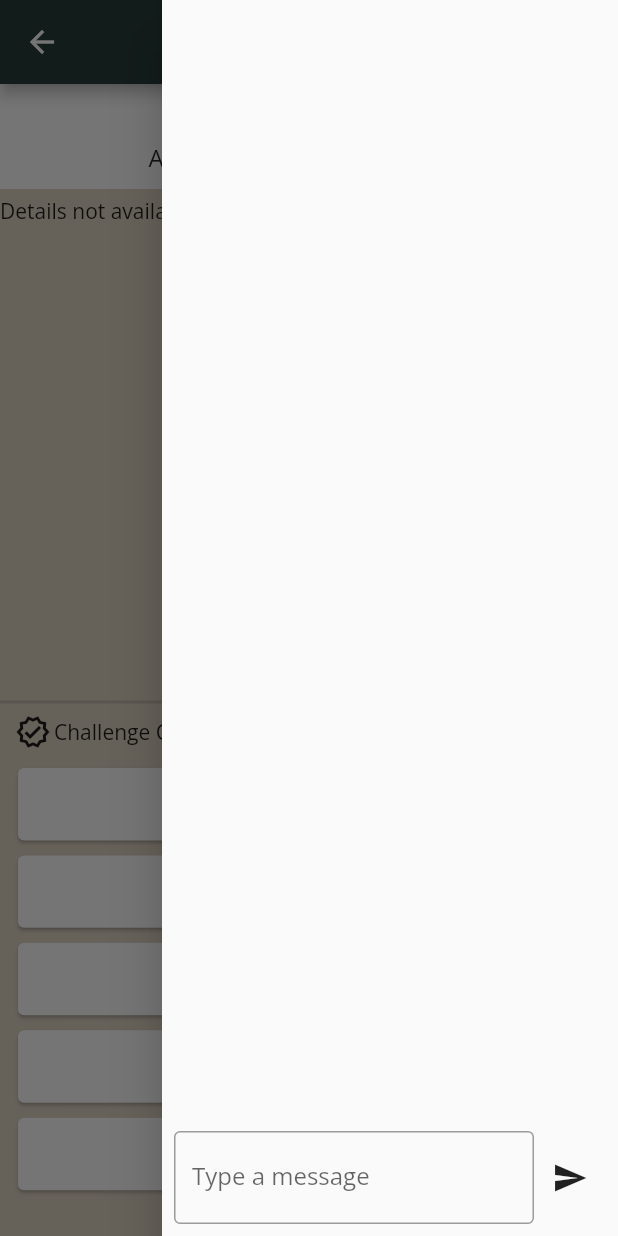
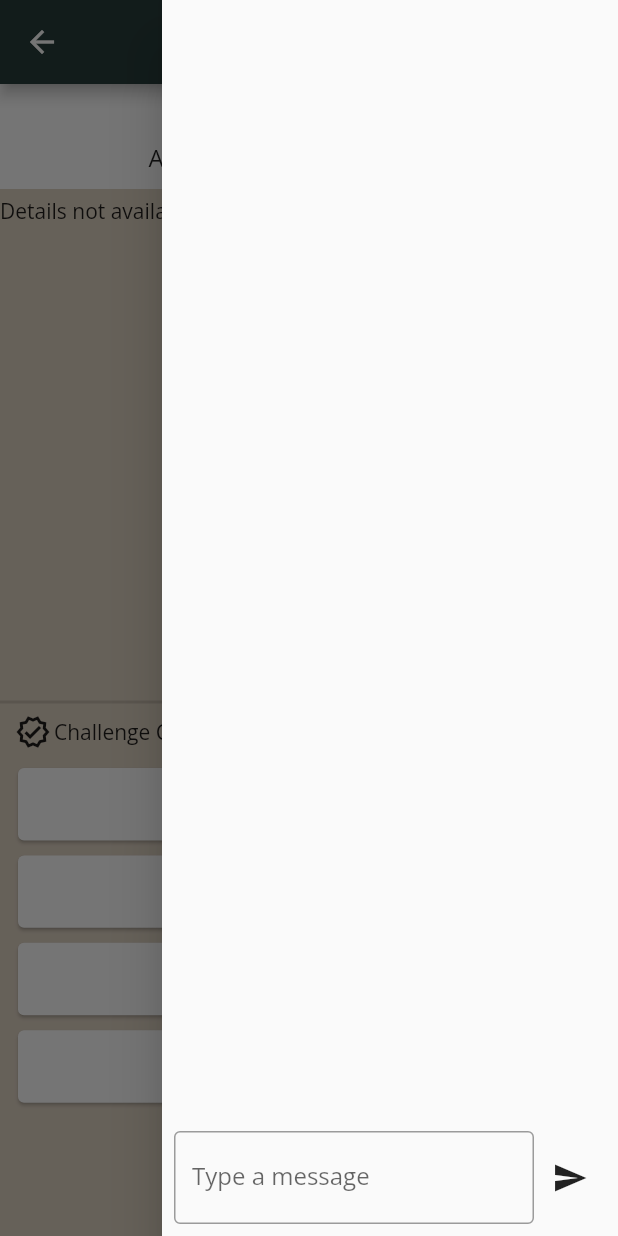
Before and after one commit to T-Pirozzini/ride_tide_stride, a Flutter app: the TeamTraversePage screen opened directly with empty values, in the side drawer, after a tap on the "send" icon, on a phone screen of 412 x 824 dp. Run offline on Flutter 3.47's test engine with Material 3 defaults, Android fonts, the light colour scheme and no system bars; our stand-ins replace cloud_firestore, firebase_auth, firebase_core, fl_chart, flutter_colorpicker, flutter_countdown_timer and 7 more; missing offline and left inert: flutter_polyline_points, mailto, strava_client; accounts and stored records are empty.

Commit message:
display activities on tile click in Team Traverse to indicate which activities add up to the distance total

```diff
--- /dev/null
+++ b/lib/Components/activity_icons.dart
@@ -0,0 +1,35 @@
+import 'package:flutter/material.dart';
+
+final activityIcons = {
+  'Run': Icons.directions_run_outlined,
+  'Ride': Icons.directions_bike_outlined,
+  'Swim': Icons.pool_outlined,
+  'Walk': Icons.directions_walk_outlined,
+  'Hike': Icons.terrain_outlined,
+  'AlpineSki': Icons.snowboarding_outlined,
+  'BackcountrySki': Icons.snowboarding_outlined,
+  'Canoeing': Icons.kayaking_outlined,
+  'Crossfit': Icons.fitness_center_outlined,
+  'EBikeRide': Icons.electric_bike_outlined,
+  'Elliptical': Icons.fitness_center_outlined,
+  'Handcycle': Icons.directions_bike_outlined,
+  'IceSkate': Icons.ice_skating_outlined,
+  'InlineSkate': Icons.ice_skating_outlined,
+  'Kayaking': Icons.kayaking_outlined,
+  'Kitesurf': Icons.kitesurfing_outlined,
+  'NordicSki': Icons.snowboarding_outlined,
+  'RockClimbing': Icons.terrain_outlined,
+  'RollerSki': Icons.directions_bike_outlined,
+  'Rowing': Icons.kayaking_outlined,
+  'Snowboard': Icons.snowboarding_outlined,
+  'Snowshoe': Icons.snowshoeing_outlined,
+  'StairStepper': Icons.fitness_center_outlined,
+  'StandUpPaddling': Icons.kayaking_outlined,
+  'Surfing': Icons.surfing_outlined,
+  'VirtualRide': Icons.directions_bike_outlined,
+  'VirtualRun': Icons.directions_run_outlined,
+  'WeightTraining': Icons.fitness_center_outlined,
+  'Windsurf': Icons.surfing_outlined,
+  'Workout': Icons.fitness_center_outlined,
+  'Yoga': Icons.fitness_center_outlined,
+};
--- a/lib/Pages/mtn_scramble_page.dart
+++ b/lib/Pages/mtn_scramble_page.dart
@@ -92,11 +92,9 @@
       Colors.blueAccent,
       Colors.orangeAccent,
       Colors.purpleAccent,
+      Colors.cyanAccent,
       Colors.pinkAccent,
-      Colors.tealAccent,
       Colors.amberAccent,
-      Colors.cyanAccent,
-      Colors.limeAccent,
     ];
     int colorIndex = 0;
 
@@ -513,7 +511,7 @@
                   }
 
                   // Ensure we display up to 10 slots, showing "Empty Slot" as needed
-                  int itemCount = max(10, widget.participantsEmails.length);
+                  int itemCount = max(8, widget.participantsEmails.length);
                   return GridView.builder(
                     gridDelegate: SliverGridDelegateWithFixedCrossAxisCount(
                       crossAxisCount: 2, // Number of columns
--- a/lib/Pages/strava_page.dart
+++ b/lib/Pages/strava_page.dart
@@ -599,7 +599,7 @@
                                       'Welcome to R.T.S!',
                                       style: TextStyle(
                                         color: Color(0xFF283D3B),
-                                        fontSize: 16,
+                                        fontSize: 18,
                                         fontWeight: FontWeight.bold,
                                       ),
                                     ),
@@ -773,8 +773,7 @@
                             Center(
                               child: Material(
                                 elevation: 2,
-                                borderRadius: BorderRadius.circular(
-                                    10.0),
+                                borderRadius: BorderRadius.circular(10.0),
                                 color: Color(0xFF283D3B),
                                 child: InkWell(
                                   onTap: () {
--- a/lib/Pages/team_traverse_page.dart
+++ b/lib/Pages/team_traverse_page.dart
@@ -6,6 +6,7 @@
 import 'package:google_fonts/google_fonts.dart';
 import 'package:intl/intl.dart';
 import 'package:lottie/lottie.dart';
+import 'package:ride_tide_stride/components/activity_icons.dart';
 import 'package:ride_tide_stride/models/chat_message.dart';
 import 'package:ride_tide_stride/pages/chat_widget.dart';
 
@@ -46,10 +47,10 @@
 
   void _sendMessage(String messageText) async {
     if (messageText.isEmpty) {
-      return; // Avoid sending empty messages
+      return;
     }
     final messageData = {
-      'time': FieldValue.serverTimestamp(), // Firestore server timestamp
+      'time': FieldValue.serverTimestamp(),
       'user': currentUser?.email ?? 'Anonymous',
       'message': messageText
     };
@@ -78,8 +79,7 @@
         .collection('Challenges')
         .doc(widget.challengeId)
         .collection('messages')
-        .orderBy('time',
-            descending: true) // Assuming 'time' is your timestamp field
+        .orderBy('time', descending: true)
         .snapshots();
   }
 
@@ -93,11 +93,9 @@
       Colors.blueAccent,
       Colors.orangeAccent,
       Colors.purpleAccent,
+      Colors.cyanAccent,
       Colors.pinkAccent,
-      Colors.tealAccent,
       Colors.amberAccent,
-      Colors.cyanAccent,
-      Colors.limeAccent,
     ];
     int colorIndex = 0;
 
@@ -156,27 +154,6 @@
 
     return participantDistances;
   }
-
-  //     var activitiesSnapshot = await FirebaseFirestore.instance
-  //         .collection('activities')
-  //         .where('user_email', isEqualTo: email)
-  //         .where('timestamp',
-  //             isGreaterThanOrEqualTo: Timestamp.fromDate(adjustedStartDate))
-  //         .where('timestamp', isLessThanOrEqualTo: Timestamp.fromDate(endDate))
-  //         .get();
-
-  //     for (var doc in activitiesSnapshot.docs) {
-  //       DateTime activityDate = (doc.data()['timestamp'] as Timestamp).toDate();
-  //       print("Activity Timestamp for $email: $activityDate");
-  //       totalDistance += (doc.data()['distance'] as num).toDouble();
-  //     }
-  //     participantDistances[email] = totalDistance;
-
-  //     participantColors[email] = colors[colorIndex % colors.length];
-  //     colorIndex++;
-  //   }
-  //   return participantDistances;
-  // }
 
   Widget buildPieChart(Map<String, double> participantDistances) {
     double totalDistance =
@@ -306,6 +283,91 @@
           actions: <Widget>[
             TextButton(
               child: const Text("OK"),
+              onPressed: () {
+                Navigator.of(context).pop();
+              },
+            ),
+          ],
+        );
+      },
+    );
+  }
+
+  Future<void> showUserActivitiesDialog(String userEmail) async {
+    DateTime startDate = widget.startDate.toDate();
+    DateTime adjustedStartDate =
+        DateTime(startDate.year, startDate.month, startDate.day);
+    DateTime endDate = adjustedStartDate.add(Duration(days: 30));
+    // Fetch activities for the given user email
+    QuerySnapshot activitiesSnapshot = await FirebaseFirestore.instance
+        .collection('activities')
+        .where('user_email', isEqualTo: userEmail)
+        .where('timestamp',
+            isGreaterThanOrEqualTo: Timestamp.fromDate(adjustedStartDate))
+        .where('timestamp', isLessThanOrEqualTo: Timestamp.fromDate(endDate))
+        .get();
+
+    // Parse activities data
+    List<Map<String, dynamic>> activities = activitiesSnapshot.docs
+        .map((doc) => doc.data() as Map<String, dynamic>)
+        .toList();
+
+    // Now show the dialog with the activities data
+    showDialog(
+      context: context,
+      builder: (BuildContext context) {
+        return AlertDialog(
+          title: getUserName(userEmail),
+          content: SizedBox(
+            width: double.maxFinite,
+            child: ListView.builder(
+              shrinkWrap: true,
+              itemCount: activities.length,
+              itemBuilder: (BuildContext context, int index) {
+                var activity = activities[index];
+                IconData? iconData = activityIcons[activity['type']];
+                return Card(
+                  color: Color(0xFF283D3B).withOpacity(.6),
+                  elevation: 2,
+                  child: ListTile(
+                    dense: true,
+                    leading: Icon(
+                      iconData ?? Icons.error_outline,
+                      color: Colors.tealAccent.shade400,
+                      size: 32,
+                    ),
+                    title: FittedBox(
+                      fit: BoxFit.scaleDown,
+                      child: Text(
+                        activity['name'] ?? 'Unnamed activity',
+                        style: TextStyle(
+                          color: Colors.white,
+                          fontWeight: FontWeight.bold,
+                        ),
+                      ),
+                    ),
+                    subtitle: Text(
+                      DateFormat('yyyy-MM-dd').format(
+                          (activity['timestamp'] as Timestamp).toDate()),
+                      style: TextStyle(
+                          fontSize: 12.0, color: Colors.grey.shade200),
+                    ),
+                    trailing: Text(
+                      '${(activity['distance'] / 1000).toStringAsFixed(2)} km',
+                      style: TextStyle(
+                          fontSize: 16.0,
+                          fontWeight: FontWeight.bold,
+                          color: Colors.tealAccent),
+                    ),
+                    isThreeLine: true,
+                  ),
+                );
+              },
+            ),
+          ),
+          actions: <Widget>[
+            TextButton(
+              child: const Text('Close'),
               onPressed: () {
                 Navigator.of(context).pop();
               },
@@ -534,8 +596,8 @@
                     return Text("No participant data available");
                   }
 
-                  // Ensure we display up to 10 slots, showing "Empty Slot" as needed
-                  int itemCount = max(10, widget.participantsEmails.length);
+                  // Ensure we display up to 8 slots, showing "Empty Slot" as needed
+                  int itemCount = max(8, widget.participantsEmails.length);
                   return GridView.builder(
                     gridDelegate: SliverGridDelegateWithFixedCrossAxisCount(
                       crossAxisCount: 2, // Number of columns
@@ -556,7 +618,13 @@
                       Color avatarColor =
                           participantColors[email] ?? Colors.grey;
 
-                      return Card(
+                      return GestureDetector(
+                        onTap: () {
+                          if (email != "Empty Position") {
+                            showUserActivitiesDialog(email);
+                          }
+                        },
+                        child: Card(
                           elevation: 1,
                           child: Padding(
                             padding: const EdgeInsets.only(left: 8.0),
@@ -565,20 +633,17 @@
                                 email != "Empty Position"
                                     ? CircleAvatar(
                                         backgroundColor: avatarColor,
-                                      radius:
-                                          10, // Adjust the size of the avatar as needed
+                                        radius: 10,
                                       )
                                     : SizedBox.shrink(),
-                              SizedBox(
-                                  width:
-                                      8), // Provides some spacing between the avatar and the text
+                                SizedBox(width: 8),
                                 Expanded(
                                   child: Column(
                                     mainAxisAlignment: MainAxisAlignment.center,
-                                  crossAxisAlignment: CrossAxisAlignment.start,
+                                    crossAxisAlignment:
+                                        CrossAxisAlignment.start,
                                     children: [
-                                    getUserName(
-                                        email), // Username or "Empty Slot"
+                                      getUserName(email),
                                       Text(
                                         index < widget.participantsEmails.length
                                             ? '${(distance / 1000).toStringAsFixed(2)} km'
@@ -592,6 +657,7 @@
                                     ? Icon(Icons.verified_outlined)
                                     : SizedBox.shrink(),
                               ],
+                            ),
                           ),
                         ),
                       );
@@ -646,8 +712,7 @@
   Widget getUserName(String email) {
     // Check if email is "Empty Slot", and avoid fetching from Firestore
     if (email == "Empty Slot") {
-      return Text(
-          email); // Or return SizedBox.shrink() if you don't want to show anything
+      return Text(email);
     }
 
     // Proceed with fetching the username
@@ -660,10 +725,8 @@
         if (!snapshot.hasData || snapshot.data?.data() == null) {
           return Text(email); // Fallback to email if user data is not available
         }
-        var data = snapshot.data!.data()
-            as Map<String, dynamic>; // Cast the data to the correct type
-        return Text(
-            data['username'] ?? email); // Show username or email as a fallback
+        var data = snapshot.data!.data() as Map<String, dynamic>;
+        return Text(data['username'] ?? email);
       },
     );
   }
--- a/lib/main.dart
+++ b/lib/main.dart
@@ -47,12 +47,10 @@
             },
           ),
           floatingActionButtonTheme: const FloatingActionButtonThemeData(
-            backgroundColor:
-                Color(0xFF283D3B),
+            backgroundColor: Color(0xFF283D3B),
           ),
           dialogTheme: const DialogTheme(
-            backgroundColor:
-                Colors.white,
+            backgroundColor: Colors.white,
           ),
           fontFamily: GoogleFonts.openSans().fontFamily,
           buttonTheme: const ButtonThemeData(
```
Also changed, not shown: lib/Pages/leaderboard_page.dart (+18 -8 lines). Lines whose indentation alone changed are shown as unchanged.
